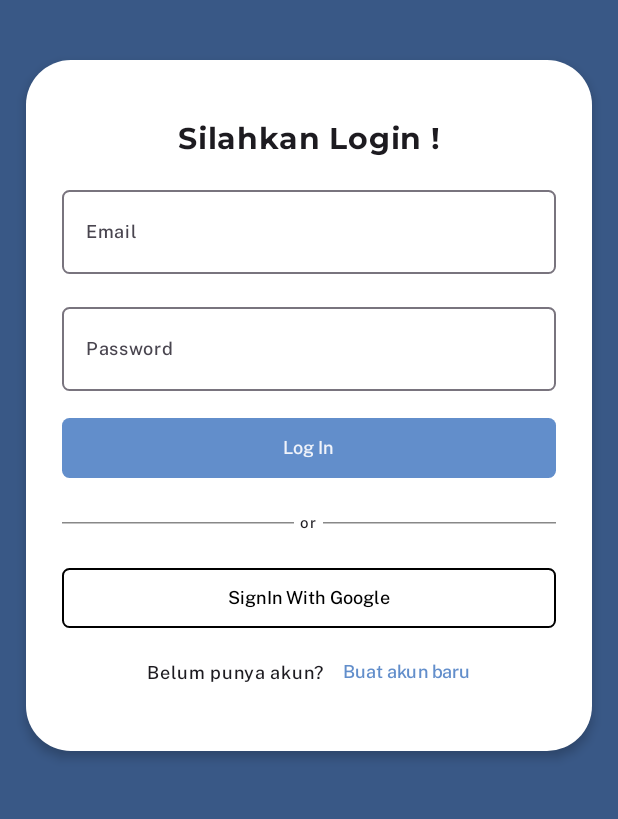
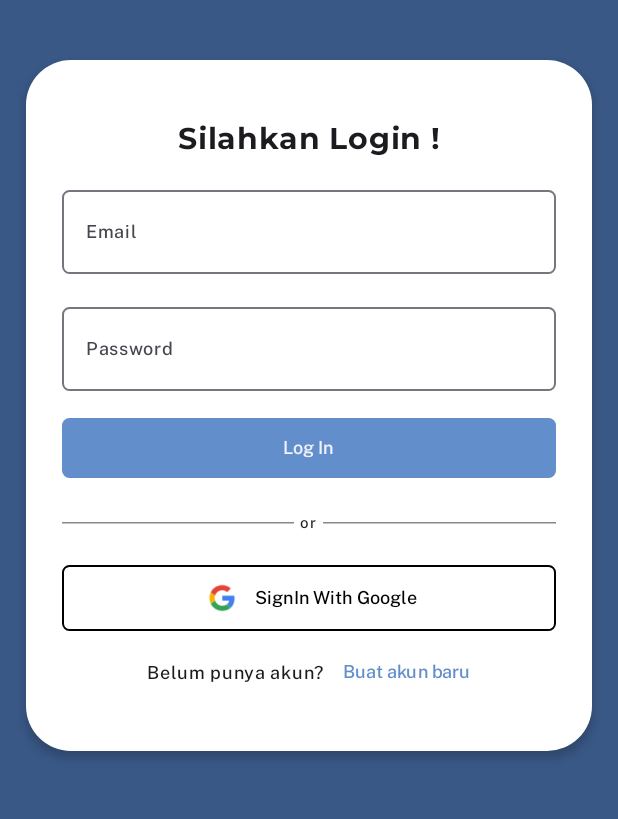
Before and after one commit to fridoustin/codemy, an Android app built with Jetpack Compose: the screen it shows after launch (MainActivity), on a phone screen of 412 x 824 dp, the part 309-1128 px from its top. Run offline under Robolectric (Android 15) with nearby library versions, the phone set to English and light mode, and no system bars; our stand-ins replace Firebase (no records; nobody signed in at launch, a user with empty details on screens opened directly), livedata-compose.

Commit message:
style: add google logo at google sign in button

```diff
--- a/app/src/main/java/com/sem5/codemy/features/auth/presentation/components/GoogleButton.kt
+++ b/app/src/main/java/com/sem5/codemy/features/auth/presentation/components/GoogleButton.kt
@@ -4,16 +4,25 @@ import android.util.Log
 import androidx.activity.compose.rememberLauncherForActivityResult
 import androidx.activity.result.contract.ActivityResultContracts
 import androidx.compose.foundation.BorderStroke
+import androidx.compose.foundation.Image
+import androidx.compose.foundation.layout.Arrangement
+import androidx.compose.foundation.layout.Row
 import androidx.compose.foundation.layout.fillMaxWidth
+import androidx.compose.foundation.layout.padding
+import androidx.compose.foundation.layout.size
 import androidx.compose.foundation.shape.RoundedCornerShape
 import androidx.compose.material3.Button
 import androidx.compose.material3.ButtonDefaults
 import androidx.compose.material3.Text
 import androidx.compose.runtime.Composable
+import androidx.compose.ui.Alignment
 import androidx.compose.ui.Modifier
 import androidx.compose.ui.graphics.Color
+import androidx.compose.ui.graphics.painter.Painter
+import androidx.compose.ui.layout.ContentScale
 import androidx.compose.ui.platform.LocalContext
 import androidx.compose.ui.platform.LocalLifecycleOwner
+import androidx.compose.ui.res.painterResource
 import androidx.compose.ui.text.font.FontWeight
 import androidx.compose.ui.unit.dp
 import androidx.compose.ui.unit.sp
@@ -59,6 +68,16 @@ fun GoogleSignInButton(onSignInResult: (GoogleSignInAccount?) -> Unit){
             signInLauncher.launch(googleSignInClient.signInIntent)
         }
     ){
+        Row(
+            verticalAlignment = Alignment.CenterVertically,
+            horizontalArrangement = Arrangement.spacedBy(8.dp)
+        ){
+            Image(
+                painter = painterResource(id = R.drawable.google),
+                contentDescription = "google",
+                modifier = Modifier.size(28.dp,28.dp),
+                contentScale = ContentScale.Fit
+            )
             Text(
                 text = "SignIn With Google",
                 fontSize = 12.sp,
@@ -67,4 +86,6 @@ fun GoogleSignInButton(onSignInResult: (GoogleSignInAccount?) -> Unit){
                 color = Color.Black
             )
         }
+
     }
+}
```
Also changed, not shown: app/src/main/java/com/sem5/codemy/features/auth/presentation/ui/SignIn.kt (+0 -40 lines), app/src/main/res/drawable/google.png (added). Lines whose indentation alone changed are shown as unchanged.
